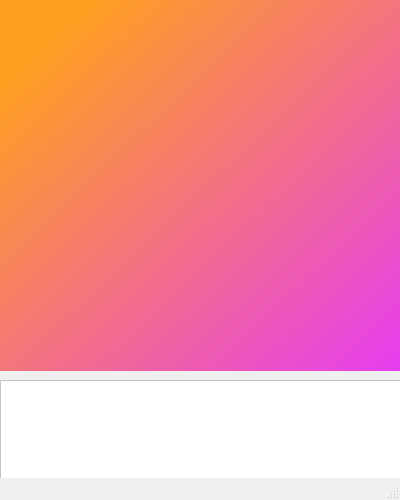
TimofeySar/project_1505, file maindesugn.ui: the form before one commit.
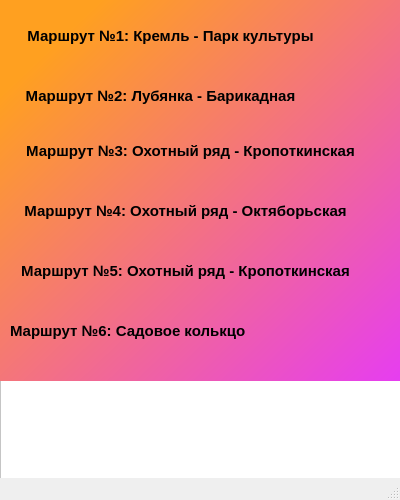
The form after the commit. Icons and pictures are not drawn.

```diff
--- a/maindesugn.ui
+++ b/maindesugn.ui
@@ -33,7 +33,7 @@
     <property name="geometry">
      <rect>
       <x>0</x>
-      <y>-10</y>
+      <y>0</y>
       <width>401</width>
       <height>381</height>
      </rect>
@@ -106,6 +106,241 @@
        <bool>true</bool>
       </property>
      </widget>
+     <widget class="QPushButton" name="matshrut_1">
+      <property name="geometry">
+       <rect>
+        <x>0</x>
+        <y>10</y>
+        <width>341</width>
+        <height>51</height>
+       </rect>
+      </property>
+      <property name="styleSheet">
+       <string notr="true"> QPushButton {
+                border: none;
+                font-weight: bold;
+                font-size: 15px;
+                border-radius: 18px;
+                min-width: 19px;
+                min-height: 10px;
+                background-color: transparent;
+                color: black; /* черный цвет текста */
+            }
+            QPushButton:hover {
+                background-color: rgba(255, 255, 255, 0.8);
+                color: rgba(0, 0, 0, 0.8); /* менее прозрачный черный текст */
+            }
+            QPushButton:pressed {
+                background-color: #bbdefb;    
+            }</string>
+      </property>
+      <property name="text">
+       <string>Маршрут №1: Кремль - Парк культуры</string>
+      </property>
+      <property name="autoDefault">
+       <bool>false</bool>
+      </property>
+      <property name="default">
+       <bool>false</bool>
+      </property>
+      <property name="flat">
+       <bool>true</bool>
+      </property>
+     </widget>
+     <widget class="QPushButton" name="matshrut_2">
+      <property name="geometry">
+       <rect>
+        <x>0</x>
+        <y>70</y>
+        <width>321</width>
+        <height>51</height>
+       </rect>
+      </property>
+      <property name="styleSheet">
+       <string notr="true"> QPushButton {
+                border: none;
+                font-weight: bold;
+                font-size: 15px;
+                border-radius: 18px;
+                min-width: 19px;
+                min-height: 10px;
+                background-color: transparent;
+                color: black; /* черный цвет текста */
+            }
+            QPushButton:hover {
+                background-color: rgba(255, 255, 255, 0.8);
+                color: rgba(0, 0, 0, 0.8); /* менее прозрачный черный текст */
+            }
+            QPushButton:pressed {
+                background-color: #bbdefb;    
+            }</string>
+      </property>
+      <property name="text">
+       <string>Маршрут №2: Лубянка - Барикадная</string>
+      </property>
+      <property name="autoDefault">
+       <bool>false</bool>
+      </property>
+      <property name="default">
+       <bool>false</bool>
+      </property>
+      <property name="flat">
+       <bool>true</bool>
+      </property>
+     </widget>
+     <widget class="QPushButton" name="matshrut_3">
+      <property name="geometry">
+       <rect>
+        <x>0</x>
+        <y>120</y>
+        <width>381</width>
+        <height>61</height>
+       </rect>
+      </property>
+      <property name="styleSheet">
+       <string notr="true"> QPushButton {
+                border: none;
+                font-weight: bold;
+                font-size: 15px;
+                border-radius: 18px;
+                min-width: 19px;
+                min-height: 10px;
+                background-color: transparent;
+                color: black; /* черный цвет текста */
+            }
+            QPushButton:hover {
+                background-color: rgba(255, 255, 255, 0.8);
+                color: rgba(0, 0, 0, 0.8); /* менее прозрачный черный текст */
+            }
+            QPushButton:pressed {
+                background-color: #bbdefb;    
+            }</string>
+      </property>
+      <property name="text">
+       <string>Маршрут №3: Охотный ряд - Кропоткинская</string>
+      </property>
+      <property name="default">
+       <bool>false</bool>
+      </property>
+      <property name="flat">
+       <bool>true</bool>
+      </property>
+     </widget>
+     <widget class="QPushButton" name="matshrut_4">
+      <property name="geometry">
+       <rect>
+        <x>0</x>
+        <y>180</y>
+        <width>371</width>
+        <height>61</height>
+       </rect>
+      </property>
+      <property name="styleSheet">
+       <string notr="true"> QPushButton {
+                border: none;
+                font-weight: bold;
+                font-size: 15px;
+                border-radius: 18px;
+                min-width: 19px;
+                min-height: 10px;
+                background-color: transparent;
+                color: black; /* черный цвет текста */
+            }
+            QPushButton:hover {
+                background-color: rgba(255, 255, 255, 0.8);
+                color: rgba(0, 0, 0, 0.8); /* менее прозрачный черный текст */
+            }
+            QPushButton:pressed {
+                background-color: #bbdefb;    
+            }</string>
+      </property>
+      <property name="text">
+       <string>Маршрут №4: Охотный ряд - Октяборьская</string>
+      </property>
+      <property name="default">
+       <bool>false</bool>
+      </property>
+      <property name="flat">
+       <bool>true</bool>
+      </property>
+     </widget>
+     <widget class="QPushButton" name="matshrut_5">
+      <property name="geometry">
+       <rect>
+        <x>0</x>
+        <y>240</y>
+        <width>371</width>
+        <height>61</height>
+       </rect>
+      </property>
+      <property name="styleSheet">
+       <string notr="true"> QPushButton {
+                border: none;
+                font-weight: bold;
+                font-size: 15px;
+                border-radius: 18px;
+                min-width: 19px;
+                min-height: 10px;
+                background-color: transparent;
+                color: black; /* черный цвет текста */
+            }
+            QPushButton:hover {
+                background-color: rgba(255, 255, 255, 0.8);
+                color: rgba(0, 0, 0, 0.8); /* менее прозрачный черный текст */
+            }
+            QPushButton:pressed {
+                background-color: #bbdefb;    
+            }</string>
+      </property>
+      <property name="text">
+       <string>Маршрут №5: Охотный ряд - Кропоткинская</string>
+      </property>
+      <property name="default">
+       <bool>false</bool>
+      </property>
+      <property name="flat">
+       <bool>true</bool>
+      </property>
+     </widget>
+     <widget class="QPushButton" name="matshrut_6">
+      <property name="geometry">
+       <rect>
+        <x>10</x>
+        <y>300</y>
+        <width>351</width>
+        <height>61</height>
+       </rect>
+      </property>
+      <property name="styleSheet">
+       <string notr="true"> QPushButton {
+                border: none;
+                font-weight: bold;
+                font-size: 15px;
+                border-radius: 18px;
+                min-width: 19px;
+                min-height: 10px;
+                background-color: transparent;
+                color: black; /* черный цвет текста */
+				text-align: left;
+            }
+            QPushButton:hover {
+                background-color: rgba(255, 255, 255, 0.8);
+                color: rgba(0, 0, 0, 0.8); /* менее прозрачный черный текст */
+            }
+            QPushButton:pressed {
+                background-color: #bbdefb;    
+            }</string>
+      </property>
+      <property name="text">
+       <string>Маршрут №6: Садовое колькцо</string>
+      </property>
+      <property name="default">
+       <bool>false</bool>
+      </property>
+      <property name="flat">
+       <bool>true</bool>
+      </property>
+     </widget>
     </widget>
     <widget class="QWidget" name="karta">
      <property name="styleSheet">
```
